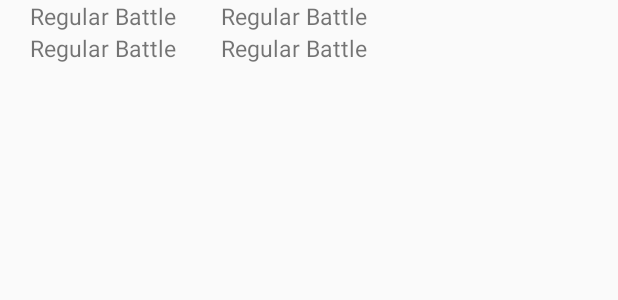
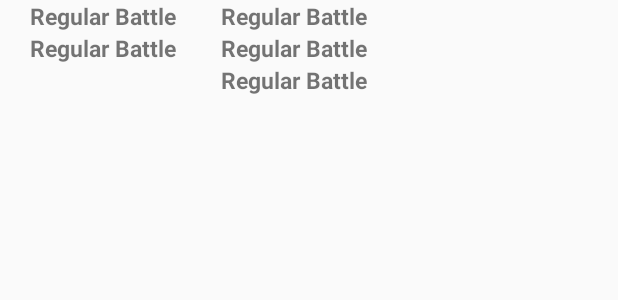
Before and after one commit to kazukioishi/IkaStageWidget, an Android app: the layout ikawidget_layout.xml on its own in the app's theme, with its tools: preview values and no code run, on a phone screen of 412 x 824 dp. Shown: the top 300 px of the screen. Run offline under Robolectric (Android 15) with nearby library versions, the phone set to English and light mode, and no system bars.

Commit message:
一部動作変更

```diff
--- a/app/src/main/kotlin/xyz/myskng/ikastagewidget/service/WidgetUpdaterService.kt
+++ b/app/src/main/kotlin/xyz/myskng/ikastagewidget/service/WidgetUpdaterService.kt
@@ -12,6 +12,7 @@ import android.graphics.Color
 import android.widget.RemoteViews
 import xyz.myskng.ikastagewidget.R
 import xyz.myskng.ikastagewidget.api.StageInfo
+import xyz.myskng.ikastagewidget.model.GachiStage
 import xyz.myskng.ikastagewidget.model.Stage
 import xyz.myskng.ikastagewidget.widget.IkaWidgetProvider
 import xyz.myskng.widget.TextRenderer
@@ -40,12 +41,13 @@ class WidgetUpdaterService : IntentService("WidgetUpdaterService") {
         //get data from API
         try{
             var regular : Stage? = StageInfo.GetRegularStageList()
-            var gachi : Stage? = StageInfo.GetGachiStageList()
+            var gachi : GachiStage? = StageInfo.GetGachiStageList()
             //update textview
             remoteview.setTextViewText(R.id.gachi_battle_stage1_textview,gachi?.maps?.get(0))
             remoteview.setTextViewText(R.id.gachi_battle_stage2_textview,gachi?.maps?.get(1))
             remoteview.setTextViewText(R.id.regular_battle_stage1_textview,regular?.maps?.get(0))
             remoteview.setTextViewText(R.id.regular_battle_stage2_textview,regular?.maps?.get(1))
+            remoteview.setTextViewText(R.id.gachi_battle_rule_textview,"(" + gachi?.rule + ")")
             //draw time
             val timeformat : SimpleDateFormat? = SimpleDateFormat("MM/dd kk:mm")
             var timetext : String = timeformat?.format(regular?.startTime) + "~" + timeformat?.format(regular?.endTime)
--- a/app/src/main/res/layout/ikawidget_layout.xml
+++ b/app/src/main/res/layout/ikawidget_layout.xml
@@ -14,6 +14,7 @@
                 android:layout_height="wrap_content"
                 android:text="@string/regularmatch"
                 android:layout_marginStart="20dp"
+                android:textStyle="bold"
                 android:textSize="15sp"/>
         <TextView
                 android:id="@+id/regular_battle_stage2_textview"
@@ -21,6 +22,7 @@
                 android:layout_height="wrap_content"
                 android:text="@string/regularmatch"
                 android:layout_marginStart="20dp"
+                android:textStyle="bold"
                 android:textSize="15sp"/>
     </LinearLayout>
     <LinearLayout
@@ -35,6 +37,7 @@
                 android:layout_height="wrap_content"
                 android:text="@string/regularmatch"
                 android:layout_marginStart="20dp"
+                android:textStyle="bold"
                 android:textSize="15sp"/>
         <TextView
                 android:id="@+id/gachi_battle_stage2_textview"
@@ -42,6 +45,15 @@
                 android:layout_height="wrap_content"
                 android:text="@string/regularmatch"
                 android:layout_marginStart="20dp"
+                android:textStyle="bold"
+                android:textSize="15sp"/>
+        <TextView
+                android:id="@+id/gachi_battle_rule_textview"
+                android:layout_width="wrap_content"
+                android:layout_height="wrap_content"
+                android:text="@string/regularmatch"
+                android:layout_marginStart="20dp"
+                android:textStyle="bold"
                 android:textSize="15sp"/>
         <ImageView android:id="@+id/time_text_imageview" android:layout_width="wrap_content" android:layout_height="wrap_content" android:layout_marginTop="5dp" />
     </LinearLayout>
--- a/app/src/main/res/xml/ikawidget_provider.xml
+++ b/app/src/main/res/xml/ikawidget_provider.xml
@@ -1,7 +1,7 @@
 <?xml version="1.0" encoding="utf-8"?>
 <appwidget-provider xmlns:android="http://schemas.android.com/apk/res/android"
                     android:initialLayout="@layout/ikawidget_layout"
-                    android:minHeight="40dp"
+                    android:minHeight="110dp"
                     android:minWidth="292dp"
                     android:previewImage="@mipmap/ic_launcher"
                     android:updatePeriodMillis="1000000" />
```
